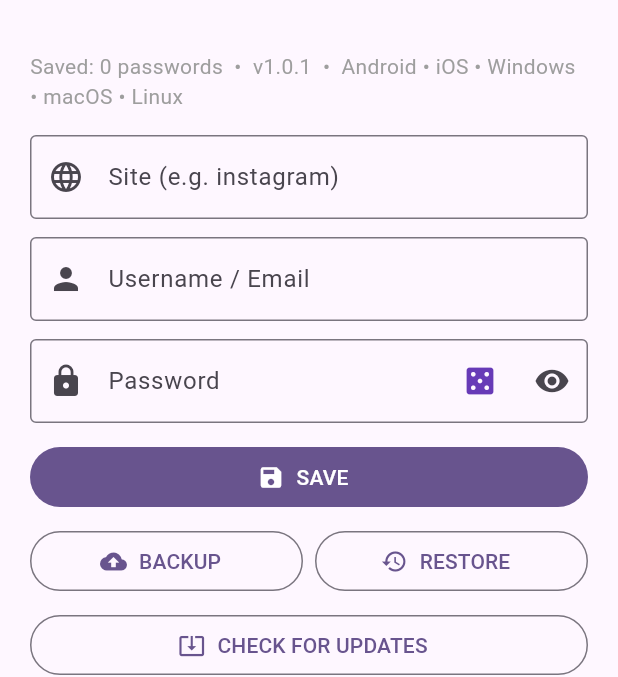
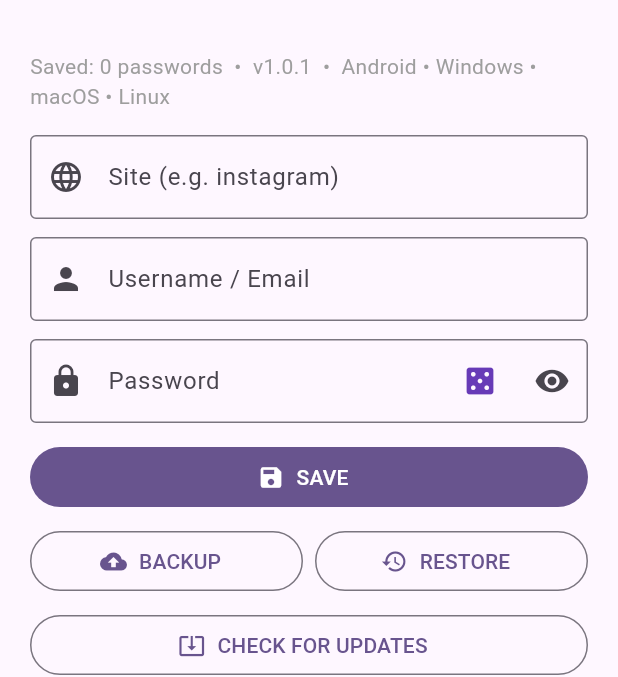
Before and after one commit to hasanylmztrk/SafeKey-Password-Generator, a Flutter app: the screen it shows after launch, on a phone screen of 412 x 824 dp, the part 63-740 px from its top. Run offline on Flutter 3.47's test engine with Material 3 defaults, Android fonts, the phone set to English and light mode, and no system bars; our stand-ins replace file_picker, flutter_secure_storage, share_plus.

Commit message:
Update main.dart

```diff
--- a/lib/main.dart
+++ b/lib/main.dart
@@ -264,7 +264,7 @@ class _HomePageState extends State<HomePage> {
         child: Column(
           crossAxisAlignment: CrossAxisAlignment.stretch,
           children: [
-            Text('Saved: ${data.length} passwords  •  v$currentVersion  •  Android • iOS • Windows • macOS • Linux',
+            Text('Saved: ${data.length} passwords  •  v$currentVersion  •  Android • Windows • macOS • Linux',
               style: const TextStyle(color: Colors.grey)),
             const SizedBox(height: 16),
             Column(
```
